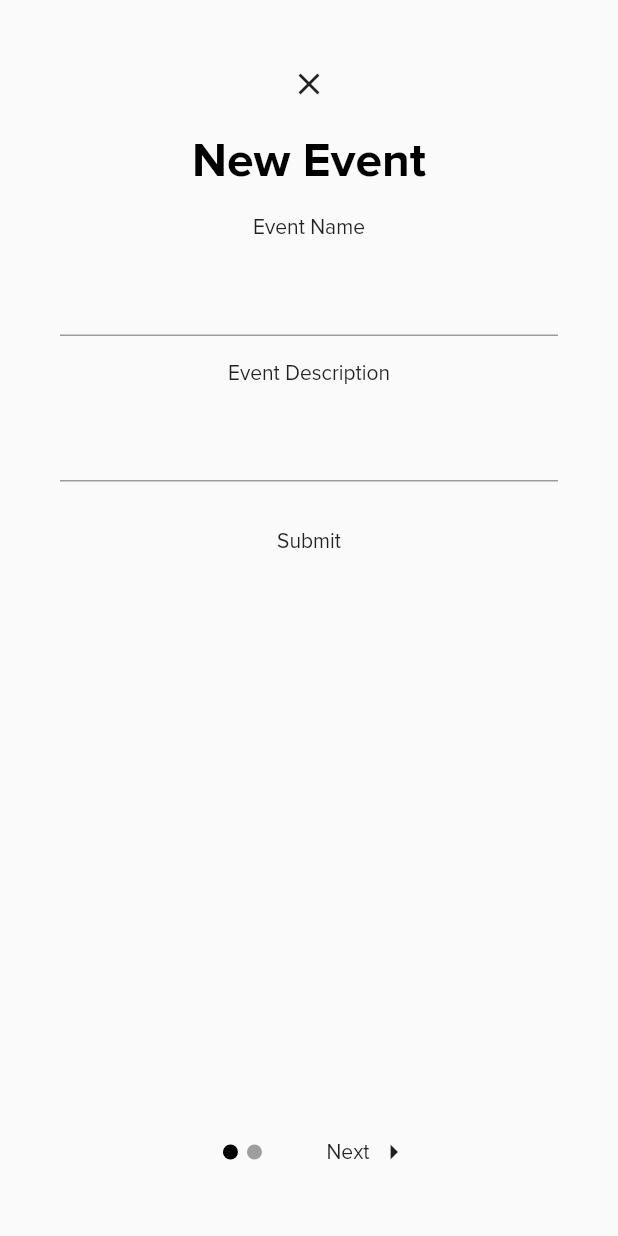
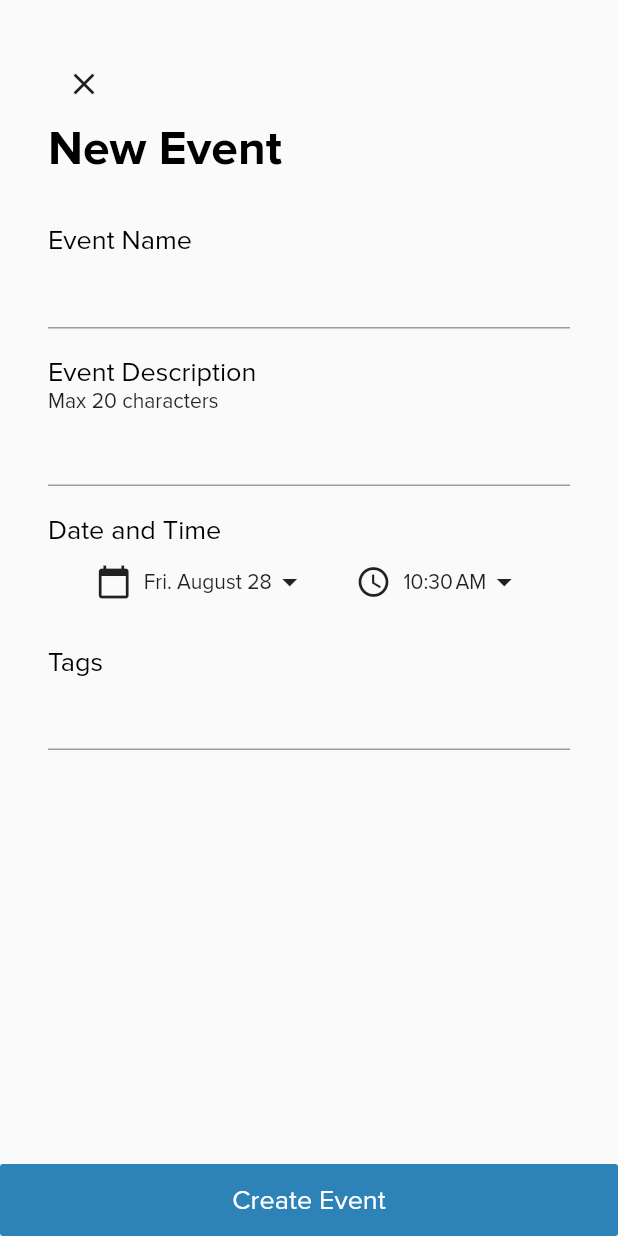
Before and after one commit to helenxuyang/linked, a Flutter app: the CreateEventPage screen opened directly, on a phone screen of 412 x 824 dp. Run offline on Flutter 3.47's test engine with Material 2 defaults, Android fonts, the phone set to English and light mode, and no system bars; our stand-ins replace cloud_firestore, firebase_auth, firebase_core, google_sign_in; accounts and stored records are empty; project files that could hold a hidden picture were left out.

Commit message:
Added onto create event page + made minor design changes with Rebecca

```diff
--- a/lib/CreateEvent.dart
+++ b/lib/CreateEvent.dart
@@ -1,6 +1,7 @@
 import 'package:firebase_auth/firebase_auth.dart';
 import 'package:flutter/material.dart';
 import 'package:cloud_firestore/cloud_firestore.dart';
+import 'package:intl/intl.dart';
 import 'package:provider/provider.dart';
 import 'Login.dart';
 
@@ -11,13 +12,14 @@ class _CreateEventPageState extends State<CreateEventPage> {
   // Event fields
   String _appName; // Zoom, Meets, in person; should be renamed to medium
   String _appURL; // should be renamed to mediumLocation
-  List<String> _attendees;
   DateTime _dateTime = DateTime.now();
   String _description;
   int _maxAttendees;
   String _organizerID; // google ID of event organizer
-  List<String> _tags;
+  List<String> _tags = [];
   String _title;
+
+  TextEditingController tagCtrl = TextEditingController();
 
   @override
   initState() {
@@ -25,52 +27,87 @@ class _CreateEventPageState extends State<CreateEventPage> {
     pageIndex = 0;
   }
 
-  Widget _eventDetails(BuildContext context) {
-    return Column(
+  void setDateAndTime(DateTime date, TimeOfDay time) {
+    setState(() {
+      _dateTime = DateTime(date.year, date.month, date.day, time.hour, time.minute);
+    });
+  }
+
+  @override
+  Widget build(BuildContext context) {
+    return Scaffold(
+        resizeToAvoidBottomPadding: false,
+        body: SafeArea(
+            child: Column(
+              children: [
+                Padding(
+                    padding: const EdgeInsets.all(32),
+                    child: Column(
+                      crossAxisAlignment: CrossAxisAlignment.start,
                       children: <Widget>[
                         IconButton(
                             icon: Icon(Icons.close),
                             onPressed: () {
                               Navigator.pop(context);
-            }),
-        Padding(
-            padding: EdgeInsets.all(8.0),
-            child: Text("New Event",
-                style: Theme.of(context).textTheme.headline1)),
-        Padding(
-            padding: EdgeInsets.all(8.0),
-            child: Text("Event Name",
-                style: Theme.of(context).textTheme.bodyText1)),
-        Padding(
-          padding: EdgeInsets.all(8.0),
-          child: TextField(onChanged: (value) {
+                            }
+                        ),
+                        Text("New Event",
+                            style: Theme.of(context).textTheme.headline1),
+                        SizedBox(height: 30),
+                        Text("Event Name",
+                            style: Theme.of(context).textTheme.headline3),
+                        TextField(
+                            onChanged: (value) {
                               setState(() {
                                 _title = value;
                               });
-          }),
+                            },
                         ),
-        Padding(
-          padding: EdgeInsets.all(8.0),
-          child: Text("Event Description",
-              style: Theme.of(context).textTheme.bodyText1),
-        ),
-        Padding(
-          padding: EdgeInsets.all(8.0),
-          child: TextField(onChanged: (value) {
+                        SizedBox(height: 18),
+                        Text("Event Description",
+                            style: Theme.of(context).textTheme.headline3),
+                        Text("Max 20 characters"),
+                        TextField(
+                            onChanged: (value) {
                               setState(() {
                                 _description = value;
                               });
-          }),
+                            }
                         ),
-        Padding(
-          padding: EdgeInsets.all(8.0),
+                        SizedBox(height: 18),
+                        Text('Date and Time',
+                            style: Theme.of(context).textTheme.headline3),
+                        DateTimeSelections(setDateAndTime),
+                        SizedBox(height: 18),
+                        Text('Tags',
+                            style: Theme.of(context).textTheme.headline3),
+                        TextField(
+                          controller: tagCtrl,
+                          onSubmitted: (input) {
+                            _tags.add(input);
+                            tagCtrl.clear();
+                          },
+                        ),
+                        Wrap(
+                          children: _tags.map((tag) => InputChip(label: Text(tag))).toList(),
+                          spacing: 8
+                        )
+                      ],
+                    )
+                ),
+                Spacer(),
+                SizedBox(
+                  height: 48,
+                  width: double.infinity,
                   child: FlatButton(
-              child: Text("Submit"),
+                      color: Theme.of(context).accentColor,
+                      textColor: Colors.white,
+                      child: Text("Create Event", style: TextStyle(fontSize: 18)),
                       onPressed: () {
                         FirebaseFirestore.instance.collection('events').add({
                           'appName': _appName,
                           'appURL': _appURL,
-                  'currentAttendees': _attendees,
+                          'attendees': [_organizerID],
                           'dateTime': Timestamp.fromDate(_dateTime),
                           'description': _description,
                           'maxAttendees': _maxAttendees,
@@ -78,107 +115,13 @@ class _CreateEventPageState extends State<CreateEventPage> {
                           'tags': _tags,
                           'title': _title,
                         });
-              }),
+                      }
+                  ),
                 ),
               ],
+            )
+        )
     );
-  }
-
-  Widget _eventConfirm(BuildContext context) {
-    return Column(
-      children: [Text('Are you sure?')],
-    );
-  }
-
-  Widget _buildProgress(int currentIndex, int total) {
-    Widget back = FlatButton(
-        child: Row(children: [
-          Icon(Icons.arrow_left),
-          SizedBox(width: 4),
-          Text('Back')
-        ]),
-        onPressed: () {
-          setState(() {
-            pageIndex--;
-          });
-        });
-    Widget next = Builder(builder: (context) {
-      return FlatButton(
-        child: Row(children: [
-          Text('Next'),
-          SizedBox(width: 4),
-          Icon(Icons.arrow_right)
-        ]),
-        onPressed: () {
-          bool valid = true; // TODO: validate fields for each page
-          if (valid) {
-            setState(() {
-              pageIndex++;
-            });
-          }
-        },
-      );
-    });
-
-    Widget dots = Row(
-        children: List<Widget>.generate(total, (index) {
-      return Padding(
-        padding: EdgeInsets.only(left: 3, right: 3),
-        child: Container(
-            height: 10,
-            width: 10,
-            decoration: BoxDecoration(
-              shape: BoxShape.circle,
-              color: currentIndex == index ? Colors.black : Colors.grey,
-            )),
-      );
-    }));
-
-    List<Widget> navChildren = [];
-    if (currentIndex != 0) {
-      navChildren.add(back);
-    }
-    navChildren.add(Padding(
-      padding: const EdgeInsets.only(left: 24, right: 24),
-      child: dots,
-    ));
-    if (currentIndex != total - 1) {
-      navChildren.add(next);
-    } else {
-      navChildren.add(FlatButton(
-        child: Text('Finish'),
-        onPressed: () {
-          String userID =
-              Provider.of<CurrentUserInfo>(context, listen: false).id;
-          User user = FirebaseAuth.instance.currentUser;
-          FirebaseFirestore.instance.collection('events').doc(userID).set({
-            // TODO: event fields
-          });
-          Navigator.pop(context);
-        },
-      ));
-    }
-    return Row(
-        mainAxisAlignment: MainAxisAlignment.center, children: navChildren);
-  }
-
-  @override
-  Widget build(BuildContext context) {
-    List<Widget> pages = [
-      _eventDetails(context),
-      _eventConfirm(context),
-    ];
-    return Scaffold(
-        resizeToAvoidBottomPadding: false,
-        body: SafeArea(
-            child: Padding(
-          padding: const EdgeInsets.all(32),
-          child: Column(children: [
-            pages[pageIndex],
-            Spacer(),
-            _buildProgress(pageIndex, pages.length)
-          ]),
-        )));
   }
 }
 
@@ -186,3 +129,88 @@ class CreateEventPage extends StatefulWidget {
   @override
   _CreateEventPageState createState() => _CreateEventPageState();
 }
+
+class DateTimeSelections extends StatefulWidget {
+  DateTimeSelections(this.setterCallback);
+
+  final Function setterCallback;
+
+  @override
+  _DateTimeSelectionsState createState() => _DateTimeSelectionsState();
+}
+
+class _DateTimeSelectionsState extends State<DateTimeSelections> {
+  DateTime date;
+  TimeOfDay time;
+
+  @override
+  void initState() {
+    super.initState();
+    date = DateTime.now();
+    time = TimeOfDay.now();
+  }
+
+  @override
+  Widget build(BuildContext context) {
+    return Column(
+        children: [
+          Row(
+              mainAxisAlignment: MainAxisAlignment.spaceEvenly,
+              children: [
+                FlatButton(
+                    padding: EdgeInsets.only(left: 0),
+                    child: Row(
+                        children: [
+                          Icon(Icons.calendar_today),
+                          SizedBox(width: 8),
+                          Text(
+                              DateFormat('E').format(date) + '. ' + DateFormat('MMMMd').format(date),
+                              style: Theme.of(context).textTheme.bodyText1
+                          ),
+                          Icon(Icons.arrow_drop_down),
+                        ]
+                    ),
+                    onPressed: () async {
+                      DateTime today = DateTime.now();
+                      final DateTime selection = await showDatePicker(
+                          context: context,
+                          initialDate: date,
+                          firstDate: today,
+                          lastDate: today.add(new Duration(days: 50))
+                      );
+                      if (selection != null) {
+                        date = selection;
+                        widget.setterCallback(selection, time);
+                      }
+                    }
+                ),
+                FlatButton(
+                  padding: EdgeInsets.only(left: 0),
+                  child: Row(
+                      children: [
+                        Icon(Icons.access_time),
+                        SizedBox(width: 8),
+                        Text(
+                            DateFormat('jm').format(DateTime(1, 1, 1, time.hour, time.minute)),
+                            style: Theme.of(context).textTheme.bodyText1
+                        ),
+                        Icon(Icons.arrow_drop_down)
+                      ]
+                  ),
+                  onPressed: () async {
+                    final TimeOfDay selection = await showTimePicker(
+                        context: context,
+                        initialTime: time
+                    );
+                    if (selection != null) {
+                      time = selection;
+                      widget.setterCallback(date, selection);
+                    }
+                  },
+                )
+              ]
+          ),
+        ]
+    );
+  }
+}
--- a/lib/Event.dart
+++ b/lib/Event.dart
@@ -70,14 +70,14 @@ class EventCard extends StatelessWidget {
                     Icon(Icons.access_time, size: iconSize),
                     SizedBox(width: 4),
                     Text(DateFormat('E').format(event.dateTime) + '. ' + DateFormat('MMMMd').format(event.dateTime) + ' at ' + DateFormat('jm').format(event.dateTime),
-                        style: logisticsStyle),
+                        style: logisticsStyle)
                   ],
                 ),
                 Row(
                   children: [
                     Icon(Icons.people, size: iconSize),
                     SizedBox(width: 4),
-                    Text(event.attendeeIDs.length.toString() + '/' + event.maxAttendees.toString() + ' attendees',
+                    Text(event.attendeeIDs.length.toString() + '/' + event.maxAttendees.toString(),
                         style: logisticsStyle),
                   ],
                 ),
@@ -295,7 +295,8 @@ class AttendeeChips extends StatelessWidget {
                 return PersonChip(attendeeDoc);
               }
           );
-        }).toList()
+        }).toList(),
+      spacing: 8,
     );
   }
 }
@@ -390,25 +391,31 @@ class _RSVPButtonState extends State<RSVPButton> {
           return signedUp
               ? FlatButton(
               color: Theme.of(context).accentColor,
-              disabledColor: Colors.white,
+              disabledColor: Colors.transparent,
               textColor: Colors.white,
               shape: RoundedRectangleBorder(
                 borderRadius: BorderRadius.circular(30),
               ),
-              child: Text('SIGNED UP'),
+              child: Row(
+                children: [
+                  Icon(Icons.check),
+                  SizedBox(width: 2),
+                  Text('SIGNED UP'),
+                ]
+              ),
               onPressed: disabled
                   ? null
                   : () {
                 disable();
                 removeSignUp(userID, widget.eventID);
               })
-              : OutlineButton(
-              borderSide: BorderSide(color: Theme.of(context).accentColor),
+              : FlatButton(
+              color: Theme.of(context).accentColor,
               shape: RoundedRectangleBorder(
                   borderRadius: BorderRadius.circular(30.0)),
               child: Text('RSVP',
-                  style: TextStyle(color: Theme.of(context).accentColor)),
-              disabledBorderColor: Colors.white,
+                  style: TextStyle(color: Colors.white)),
+
               onPressed: disabled
                   ? null
                   : () {
--- a/lib/Schedule.dart
+++ b/lib/Schedule.dart
@@ -77,7 +77,12 @@ class _SchedulePageState extends State<SchedulePage> {
                   }
                   List<DocumentSnapshot> eventDocs = snapshot.data.docs;
                   if (eventDocs.isEmpty) {
-                    return Text('No events yet!');
+                    return Center(child: Column(
+                      children: [
+                        Text('No events yet 😥'),
+                        Text('Schedule one to join the fun!')
+                      ]
+                    ));
                   }
                   Map<DateTime, List<DocumentSnapshot>> daysAndEvents = {};
                   for (DocumentSnapshot d in eventDocs) {
--- a/lib/main.dart
+++ b/lib/main.dart
@@ -27,8 +27,18 @@ class MyApp extends StatelessWidget {
                   headline1: TextStyle(
                       fontWeight: FontWeight.bold,
                       fontSize: 32,
-                      color: Colors.black),
-                  headline2: TextStyle(fontSize: 20, color: Colors.black))),
+                      color: Colors.black
+                  ),
+                  headline2: TextStyle(
+                      fontSize: 22,
+                      color: Colors.black
+                  ),
+                headline3: TextStyle(
+                    fontSize: 18,
+                    color: Colors.black
+                ),
+              )
+          ),
           home: LoginPage(),
         ),
         create: (context) => CurrentUserInfo());
```
Lines whose indentation alone changed are shown as unchanged.
